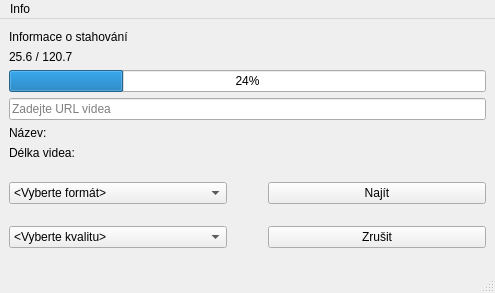
The window that mainwindow.ui (RxiPland/y2mate_desktop) describes before a commit, drawn with Qt 5.
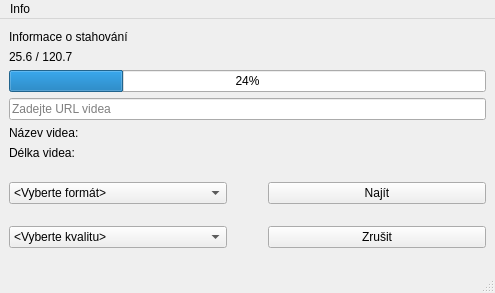
The same window after the commit. Icons and pictures are not drawn.

Diff of the .ui file:
```diff
--- a/mainwindow.ui
+++ b/mainwindow.ui
@@ -64,7 +64,7 @@
       <item>
        <widget class="QLabel" name="label_2">
         <property name="text">
-         <string>Název: </string>
+         <string>Název videa:</string>
         </property>
        </widget>
       </item>
```
